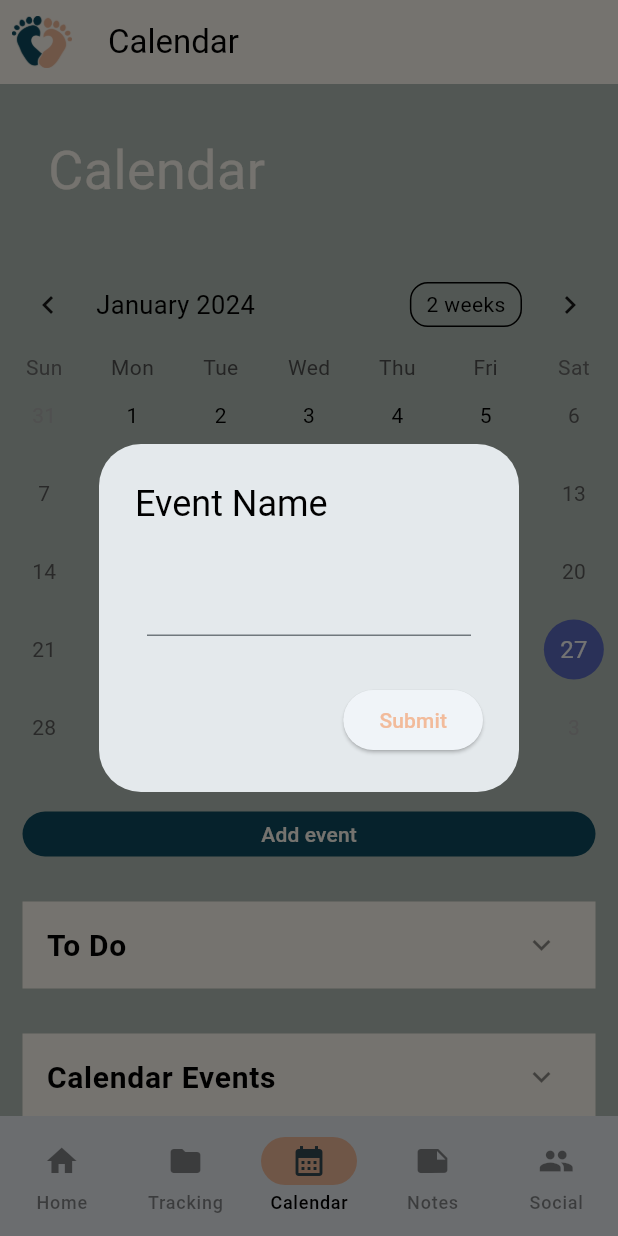
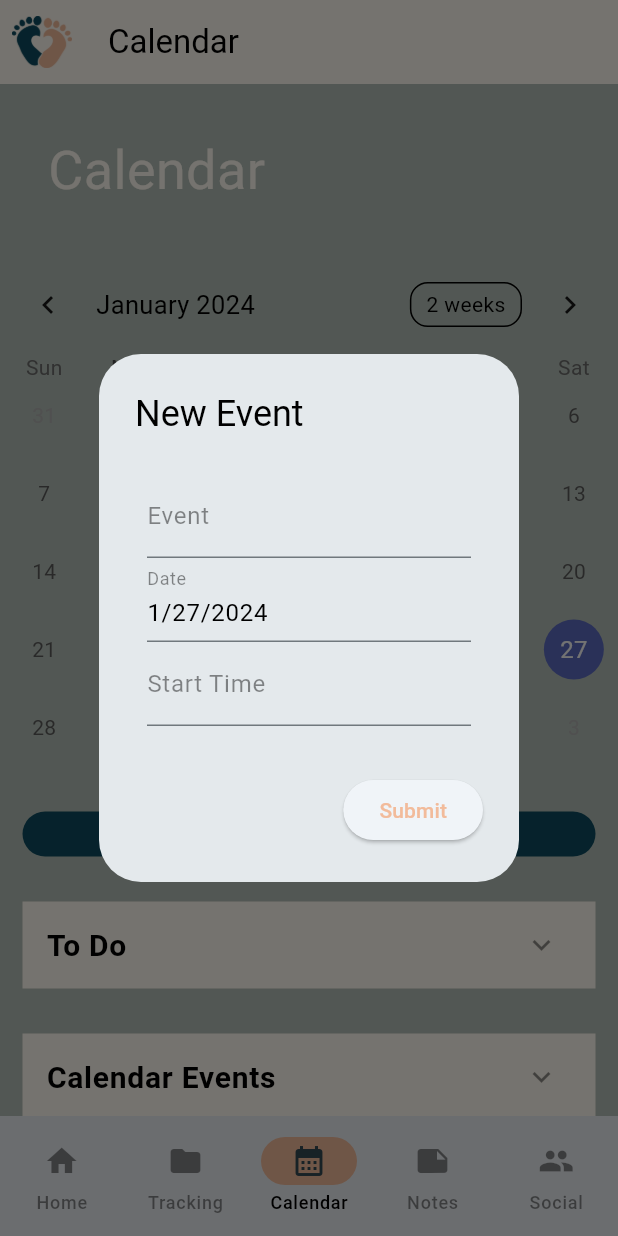
Before and after one commit to ibertagnolli/BabySteps, a Flutter app: the CalendarPage screen opened by its route, after a tap on "Add event", on a phone screen of 412 x 824 dp. Run offline on Flutter 3.47's test engine with Material 3 defaults, Android fonts, the phone set to English and light mode, and no system bars; drawn by our look-alikes of table_calendar; our stand-ins replace cloud_firestore, firebase_auth, firebase_core, go_router, shared_preferences; accounts and stored records are empty; Roboto replaces fonts that are missing (Georgia).

Commit message:
Calendar events are added to database

```diff
--- /dev/null
+++ b/lib/app/pages/calendar/add_event_button.dart
@@ -0,0 +1,182 @@
+import 'package:babysteps/app/pages/calendar/calendar_database.dart';
+import 'package:cloud_firestore/cloud_firestore.dart';
+import 'package:flutter/material.dart';
+import 'package:flutter/services.dart';
+import 'package:intl/intl.dart';
+
+/// The widget that adds a new event.
+class AddEventButton extends StatefulWidget {
+  DateTime selectedDay;
+  AddEventButton({required this.selectedDay, super.key});
+
+  @override
+  State<StatefulWidget> createState() => _AddEventButtonState();
+}
+
+/// Stores the mutable data that can change over the lifetime of the AddEventButton.
+class _AddEventButtonState extends State<AddEventButton> {
+  // The global key uniquely identifies the Form widget and allows
+  // validation of the form.
+  final _formKey = GlobalKey<FormState>();
+
+  // Store user input for database upload
+  TextEditingController nameController = TextEditingController();
+  TextEditingController timeController = TextEditingController();
+  TextEditingController dateController = TextEditingController();
+  TimeOfDay eventTime = TimeOfDay.now();
+
+  @override
+  void dispose() {
+    // Clean up the controller when the widget is disposed.
+    nameController.dispose();
+    timeController.dispose();
+    super.dispose();
+  }
+
+  DateTime get selectedDay {
+    return widget.selectedDay;
+  }
+
+  /// Gets the user's selected event time.
+  void _selectTime() async {
+    final TimeOfDay? selectedTime = await showTimePicker(
+      initialTime: TimeOfDay.now(),
+      context: context,
+    );
+
+    if (selectedTime != null) {   // TODO can selectedTime ever be null?
+      setState(() {
+        eventTime = selectedTime;
+        timeController.text = selectedTime.format(context);
+      });
+    }
+  }
+
+  /// Saves a new event entry in the Firestore database.
+  saveNewEvent() async {
+    DateTime eventDate = DateFormat("MM/dd/yyyy").parse(dateController.text);
+    DateTime eventDT = DateTime(eventDate.year, eventDate.month, eventDate.day, eventTime.hour, eventTime.minute);
+
+    // Write weight data to database
+    Map<String, dynamic> uploaddata = {
+      'name': nameController.text,
+      'dateTime': eventDT,    // Stores the event date and its start time
+    };
+    await CalendarDatabaseMethods().addEvent(uploaddata);
+
+    // Clear fields for next entry
+    nameController.clear();
+    timeController.clear();
+  }
+
+  @override
+  Widget build(BuildContext context) {
+    // Now that widget has the passed selectedDay, populate the dateController
+    dateController.text = DateFormat.yMd().format(widget.selectedDay);
+
+    return SizedBox(
+      // Add Event Button
+      width: 20.0,
+      height: 30.0,
+      child: FilledButton(
+        style: FilledButton.styleFrom(
+          backgroundColor: Theme.of(context)
+              .colorScheme
+              .secondary, // Background color
+        ),
+        child: Text("Add event",
+            style: TextStyle(
+                color: Theme.of(context).colorScheme.onSecondary)),
+
+        //TODO: when event is added, addEVENT to list of events then add to database?
+        // Dialog with event entry
+        onPressed: () {
+          showDialog(
+            context: context,
+            builder: (context) {
+              return AlertDialog(
+                scrollable: true,
+                title: const Text("New Event"),
+                content: Padding(
+                  padding: const EdgeInsets.all(8),
+                  child: Column(
+                    children: [
+                      // Event Name
+                      TextFormField(
+                        controller: nameController,
+                        decoration: const InputDecoration(
+                          labelText: "Event",
+                        ),
+                        validator: (value) {
+                          if (value == null || value.isEmpty) {
+                            return 'Please enter the event name';
+                          }
+                          return null;
+                        },
+                      ),
+
+                      // Event Date
+                      TextFormField(
+                        controller: dateController,
+                        decoration: const InputDecoration(
+                          labelText: "Date",
+                        ),
+                        onTap: () async {
+                          // Don't show keyboard
+                          FocusScope.of(context).requestFocus(new FocusNode());
+
+                          DateTime? pickeddate = await showDatePicker(
+                            context: context,
+                            initialDate: DateTime.now(),
+                            firstDate: DateTime(2020),
+                            lastDate: DateTime(2101));
+
+                          if (pickeddate != null) {
+                            setState(() {
+                              widget.selectedDay = pickeddate;
+                              dateController.text =  DateFormat.yMd().add_jm().format(pickeddate);
+                            });
+                          }
+                        },
+                        validator: (value) {
+                          if (value == null || value.isEmpty) {
+                            return 'Please enter a date';
+                          }
+                          return null;
+                        },
+                      ),
+
+                      // Event Start Time
+                      TextFormField(
+                        controller: timeController,
+                        decoration: const InputDecoration(
+                          labelText: "Start Time",
+                        ),
+                        onTap: _selectTime,
+                        validator: (value) {
+                          if (value == null || value.isEmpty) {
+                            return 'Please enter the event start time';
+                          }
+                          return null;
+                        },
+                      ),
+                    ],
+                  )
+
+                ),
+                actions: [
+                  ElevatedButton(
+                      onPressed: () {
+                        saveNewEvent();
+                        Navigator.pop(context);
+                      },
+                      child: const Text("Submit"))
+                ],
+              );
+            }
+          );
+        },
+      ),
+    );
+  }
+}
--- a/lib/app/pages/calendar/calendar.dart
+++ b/lib/app/pages/calendar/calendar.dart
@@ -1,3 +1,4 @@
+import 'package:babysteps/app/pages/calendar/add_event_button.dart';
 import 'package:flutter/material.dart';
 import 'package:babysteps/app/widgets/checkList.dart';
 import 'package:table_calendar/table_calendar.dart';
@@ -18,16 +19,13 @@ class _CalendarPageState extends State<CalendarPage> {
   ///TODO: get these list items from the notes page!!!!!!!!!!!???????????????
   static List<String> items = ["Fold laundry", "Cook dinner", "Sweep floors"];
   CalendarFormat _calendarFormat = CalendarFormat.month;
-  DateTime _focusedDay = DateTime.now();
-  DateTime? _selectedDay = DateTime.now();
-  late TimeOfDay newTime;
+  DateTime _focusedDay = DateTime.now(); // The current day
+  DateTime _selectedDay = DateTime.now(); // The day selected in the calendar
   DateTime kFirstDay = DateTime(
       DateTime.now().year, DateTime.now().month - 3, DateTime.now().day);
   DateTime kLastDay = DateTime(
       DateTime.now().year, DateTime.now().month + 3, DateTime.now().day);
-//Variables for list of events/ event handling
-  TimeOfDay _time = TimeOfDay.fromDateTime(DateTime.now());
-  final TextEditingController _eventController = TextEditingController();
+  //Variables for list of events/ event handling
   late final ValueNotifier<List<Event>> _selectedEvents;
   Map<DateTime, List<Event>> events = {};
 
@@ -56,25 +54,6 @@ class _CalendarPageState extends State<CalendarPage> {
   List<Event> _getEventsForDay(DateTime day) {
     //retrieve all events from the selected day.
     return events[day] ?? [];
-  }
-
-  void _selectTime() async {
-    newTime = (await showTimePicker(
-      context: context,
-      initialTime: _time,
-    ))!;
-    if (newTime != null) {
-      setState(() {
-        _time = newTime;
-      });
-    }
-    events.addAll({
-      _selectedDay!: [Event(_eventController.text)]
-    });
-
-    print(events.entries);
-    Navigator.of(context).pop();
-    _selectedEvents.value = _getEventsForDay(_selectedDay!);
   }
 
   @override
@@ -154,56 +133,7 @@ class _CalendarPageState extends State<CalendarPage> {
           // Add event button
           Padding(
             padding: const EdgeInsets.all(15),
-            child: SizedBox(
-              width: 20.0,
-              height: 30.0,
-              child: FilledButton(
-                style: FilledButton.styleFrom(
-                  backgroundColor: Theme.of(context)
-                      .colorScheme
-                      .secondary, // Background color
-                ),
-                child: Text("Add event",
-                    style: TextStyle(
-                        color: Theme.of(context).colorScheme.onSecondary)),
-                //TODO: when event is added, addEVENT to list of events then add to database?
-                onPressed: () {
-                  //show dialog for the user to input event
-                  showDialog(
-                      context: context,
-                      builder: (context) {
-                        return AlertDialog(
-                          scrollable: true,
-                          title: const Text("Event Name"),
-                          content: Padding(
-                            padding: const EdgeInsets.all(8),
-                            child: TextField(
-                              controller: _eventController,
-                            ),
-                          ),
-                          actions: [
-                            ElevatedButton(
-                                onPressed: _selectTime,
-                                // () {
-                                //   events.addAll({
-                                //     _selectedDay!: [
-                                //       Event(_eventController.text)
-                                //     ]
-                                //   });
-                                //   // uploadData();
-
-                                //   print(events.entries);
-                                //   Navigator.of(context).pop();
-                                //   _selectedEvents.value =
-                                //       _getEventsForDay(_selectedDay!);
-                                // },
-                                child: const Text("Submit"))
-                          ],
-                        );
-                      });
-                },
-              ),
-            ),
+            child: AddEventButton(selectedDay: _selectedDay,),
           ),
 
           // To do list card
--- a/lib/app/pages/calendar/calendar_database.dart
+++ b/lib/app/pages/calendar/calendar_database.dart
@@ -30,9 +30,8 @@ class CalendarDatabaseMethods {
   //This methods adds an entry to the Calendar/event collection
   Future addEvent(Map<String, dynamic> userInfoMap) async {
     return await db
-        .collection('Babies')
-        .doc(
-            'IYyV2hqR7omIgeA4r7zQ') // TODO update to current user's document id
+        .collection('Users')
+        .doc('2hUD5VwWZHXWRX3mJZOp') // TODO update to current user's document id
         .collection('Calendar')
         .add(userInfoMap);
   }
```
